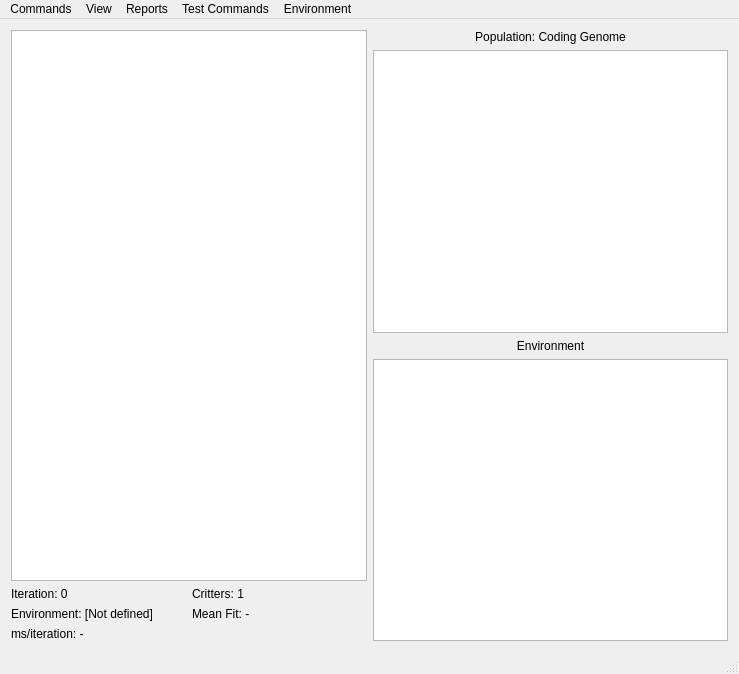
marksutton/EvoSim, file mainwindow.ui: the form before one commit.
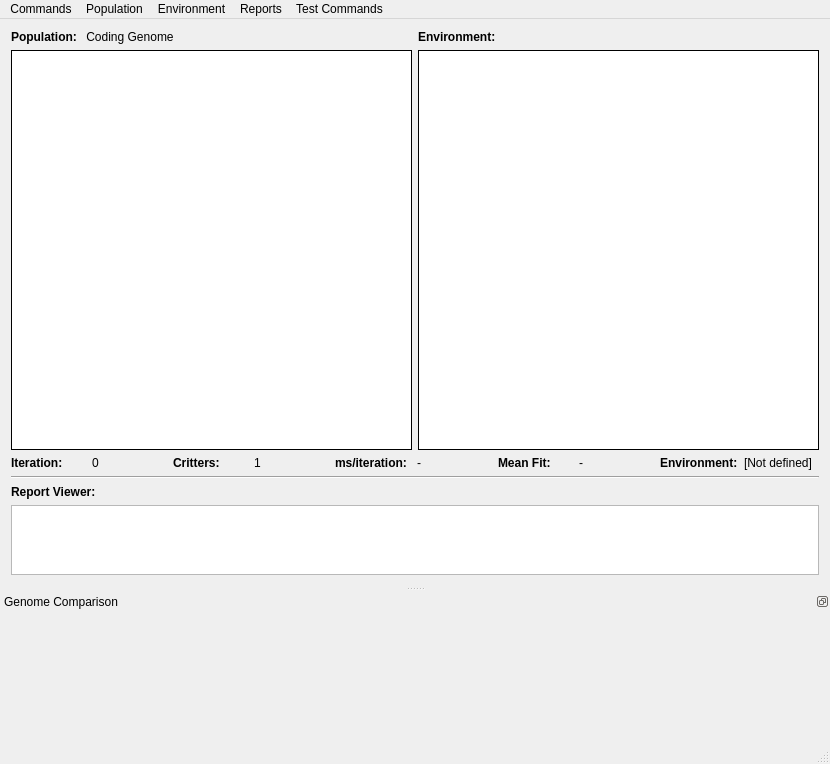
The form after the commit.

```diff
--- a/mainwindow.ui
+++ b/mainwindow.ui
@@ -6,8 +6,8 @@
    <rect>
     <x>0</x>
     <y>0</y>
-    <width>739</width>
-    <height>674</height>
+    <width>830</width>
+    <height>759</height>
    </rect>
   </property>
   <property name="windowTitle">
@@ -20,56 +20,106 @@
    <bool>false</bool>
   </property>
   <widget class="QWidget" name="centralWidget">
-   <layout class="QHBoxLayout" name="horizontalLayout">
+   <property name="sizePolicy">
+    <sizepolicy hsizetype="Preferred" vsizetype="Preferred">
+     <horstretch>0</horstretch>
+     <verstretch>1</verstretch>
+    </sizepolicy>
+   </property>
+   <layout class="QVBoxLayout" name="verticalLayout_4">
     <item>
-     <layout class="QVBoxLayout" name="verticalLayout_2">
+     <layout class="QHBoxLayout" name="horizontalLayout">
       <item>
-       <widget class="QPlainTextEdit" name="plainTextEdit">
-        <property name="font">
-         <font>
-          <family>Courier New</family>
-          <pointsize>9</pointsize>
-          <weight>75</weight>
-          <bold>true</bold>
-         </font>
-        </property>
-       </widget>
-      </item>
-      <item>
-       <layout class="QGridLayout" name="gridLayout_2">
-        <item row="0" column="0">
-         <widget class="QLabel" name="LabelIteration">
-          <property name="text">
-           <string>Iteration: 0</string>
-          </property>
-         </widget>
+       <layout class="QVBoxLayout" name="verticalLayout">
+        <item>
+         <layout class="QHBoxLayout" name="horizontalLayout_2">
+          <item>
+           <widget class="QLabel" name="label_7">
+            <property name="sizePolicy">
+             <sizepolicy hsizetype="Fixed" vsizetype="Preferred">
+              <horstretch>0</horstretch>
+              <verstretch>0</verstretch>
+             </sizepolicy>
+            </property>
+            <property name="text">
+             <string>&lt;b&gt;Population:&lt;/b&gt;</string>
+            </property>
+           </widget>
+          </item>
+          <item>
+           <widget class="QLabel" name="LabelVis">
+            <property name="text">
+             <string> Coding Genome</string>
+            </property>
+            <property name="alignment">
+             <set>Qt::AlignLeading|Qt::AlignLeft|Qt::AlignVCenter</set>
+            </property>
+           </widget>
+          </item>
+         </layout>
         </item>
-        <item row="0" column="1">
-         <widget class="QLabel" name="LabelCritters">
-          <property name="text">
-           <string>Critters: 1</string>
+        <item>
+         <widget class="QGraphicsView" name="GV_Population">
+          <property name="sizePolicy">
+           <sizepolicy hsizetype="Minimum" vsizetype="Minimum">
+            <horstretch>0</horstretch>
+            <verstretch>0</verstretch>
+           </sizepolicy>
           </property>
-         </widget>
-        </item>
-        <item row="1" column="0">
-         <widget class="QLabel" name="LabelEnvironment">
-          <property name="text">
-           <string>Environment: [Not defined]</string>
+          <property name="minimumSize">
+           <size>
+            <width>400</width>
+            <height>400</height>
+           </size>
           </property>
+          <property name="autoFillBackground">
+           <bool>false</bool>
+          </property>
+          <property name="frameShape">
+           <enum>QFrame::Box</enum>
+          </property>
+          <property name="frameShadow">
+           <enum>QFrame::Plain</enum>
+          </property>
+          <property name="verticalScrollBarPolicy">
+           <enum>Qt::ScrollBarAsNeeded</enum>
+          </property>
          </widget>
         </item>
-        <item row="1" column="1">
-         <widget class="QLabel" name="LabelFitness">
+       </layout>
+      </item>
+      <item>
+       <layout class="QVBoxLayout" name="verticalLayout_2">
+        <item>
+         <widget class="QLabel" name="label_2">
           <property name="text">
-           <string>Mean Fit: -</string>
+           <string>&lt;b&gt;Environment:&lt;/b&gt;</string>
           </property>
+          <property name="alignment">
+           <set>Qt::AlignLeading|Qt::AlignLeft|Qt::AlignVCenter</set>
+          </property>
          </widget>
         </item>
-        <item row="3" column="0">
-         <widget class="QLabel" name="LabelSpeed">
-          <property name="text">
-           <string>ms/iteration: -</string>
+        <item>
+         <widget class="QGraphicsView" name="GV_Environment">
+          <property name="sizePolicy">
+           <sizepolicy hsizetype="Minimum" vsizetype="Minimum">
+            <horstretch>0</horstretch>
+            <verstretch>0</verstretch>
+           </sizepolicy>
           </property>
+          <property name="minimumSize">
+           <size>
+            <width>400</width>
+            <height>400</height>
+           </size>
+          </property>
+          <property name="frameShape">
+           <enum>QFrame::Box</enum>
+          </property>
+          <property name="frameShadow">
+           <enum>QFrame::Plain</enum>
+          </property>
          </widget>
         </item>
        </layout>
@@ -77,43 +127,135 @@
      </layout>
     </item>
     <item>
-     <layout class="QVBoxLayout" name="verticalLayout">
-      <item>
-       <widget class="QLabel" name="LabelVis">
+     <layout class="QGridLayout" name="gridLayout">
+      <item row="0" column="0">
+       <widget class="QLabel" name="iterationLabel">
         <property name="text">
-         <string>Population: Coding Genome</string>
+         <string>&lt;b&gt;Iteration:&lt;/b&gt;</string>
         </property>
-        <property name="alignment">
-         <set>Qt::AlignCenter</set>
+        <property name="textFormat">
+         <enum>Qt::AutoText</enum>
         </property>
        </widget>
       </item>
-      <item>
-       <widget class="QGraphicsView" name="GV_Population"/>
+      <item row="0" column="1">
+       <widget class="QLabel" name="LabelIteration">
+        <property name="text">
+         <string>0</string>
+        </property>
+       </widget>
       </item>
-      <item>
-       <widget class="QLabel" name="label_2">
+      <item row="0" column="2">
+       <widget class="QLabel" name="crittersLabel">
         <property name="text">
-         <string>Environment</string>
+         <string>&lt;b&gt;Critters:&lt;/b&gt;</string>
         </property>
-        <property name="alignment">
-         <set>Qt::AlignCenter</set>
+       </widget>
+      </item>
+      <item row="0" column="3">
+       <widget class="QLabel" name="LabelCritters">
+        <property name="text">
+         <string>1</string>
         </property>
        </widget>
       </item>
-      <item>
-       <widget class="QGraphicsView" name="GV_Environment"/>
+      <item row="0" column="4">
+       <widget class="QLabel" name="msPerIterationLabel">
+        <property name="text">
+         <string>&lt;b&gt;ms/iteration:&lt;/b&gt;</string>
+        </property>
+       </widget>
       </item>
+      <item row="0" column="5">
+       <widget class="QLabel" name="LabelSpeed">
+        <property name="text">
+         <string>-</string>
+        </property>
+       </widget>
+      </item>
+      <item row="0" column="6">
+       <widget class="QLabel" name="meanFitLabel">
+        <property name="text">
+         <string>&lt;b&gt;Mean Fit:&lt;/b&gt;</string>
+        </property>
+       </widget>
+      </item>
+      <item row="0" column="7">
+       <widget class="QLabel" name="LabelFitness">
+        <property name="text">
+         <string>-</string>
+        </property>
+       </widget>
+      </item>
+      <item row="0" column="8">
+       <widget class="QLabel" name="environmentLabel">
+        <property name="text">
+         <string>&lt;b&gt;Environment:&lt;/b&gt;</string>
+        </property>
+       </widget>
+      </item>
+      <item row="0" column="9">
+       <widget class="QLabel" name="LabelEnvironment">
+        <property name="text">
+         <string>[Not defined]</string>
+        </property>
+       </widget>
+      </item>
      </layout>
     </item>
+    <item>
+     <widget class="Line" name="line">
+      <property name="orientation">
+       <enum>Qt::Horizontal</enum>
+      </property>
+     </widget>
+    </item>
+    <item>
+     <widget class="QLabel" name="label">
+      <property name="text">
+       <string>&lt;b&gt;Report Viewer:&lt;/b&gt;</string>
+      </property>
+     </widget>
+    </item>
+    <item>
+     <widget class="QPlainTextEdit" name="plainTextEdit">
+      <property name="font">
+       <font>
+        <family>Courier New</family>
+        <pointsize>9</pointsize>
+        <weight>75</weight>
+        <bold>true</bold>
+       </font>
+      </property>
+     </widget>
+    </item>
    </layout>
   </widget>
+  <widget class="QStatusBar" name="statusBar"/>
+  <widget class="QDockWidget" name="genomeComparisonDock">
+   <property name="minimumSize">
+    <size>
+     <width>250</width>
+     <height>150</height>
+    </size>
+   </property>
+   <property name="features">
+    <set>QDockWidget::DockWidgetFloatable|QDockWidget::DockWidgetMovable</set>
+   </property>
+   <property name="windowTitle">
+    <string>Genome Comparison</string>
+   </property>
+   <attribute name="dockWidgetArea">
+    <number>8</number>
+   </attribute>
+   <widget class="QWidget" name="genomeComparisonContent"/>
+  </widget>
   <widget class="QMenuBar" name="menuBar">
    <property name="geometry">
     <rect>
      <x>0</x>
      <y>0</y>
-     <width>739</width>
+     <width>830</width>
      <height>21</height>
     </rect>
    </property>
@@ -138,7 +280,7 @@
    </widget>
    <widget class="QMenu" name="menuView">
     <property name="title">
-     <string>View</string>
+     <string>Population</string>
     </property>
     <addaction name="actionRefresh_Rate"/>
     <addaction name="actionPopulation_Count"/>
@@ -179,11 +321,10 @@
    </widget>
    <addaction name="menuCommands"/>
    <addaction name="menuView"/>
+   <addaction name="menuEnvironment"/>
    <addaction name="menuReports"/>
    <addaction name="menuTest_Commands"/>
-   <addaction name="menuEnvironment"/>
   </widget>
-  <widget class="QStatusBar" name="statusBar"/>
   <action name="actionReseed">
    <property name="text">
     <string>Reset Critters</string>
```
Left out of the diff: 58 changed lines with no effect on the pictures.
